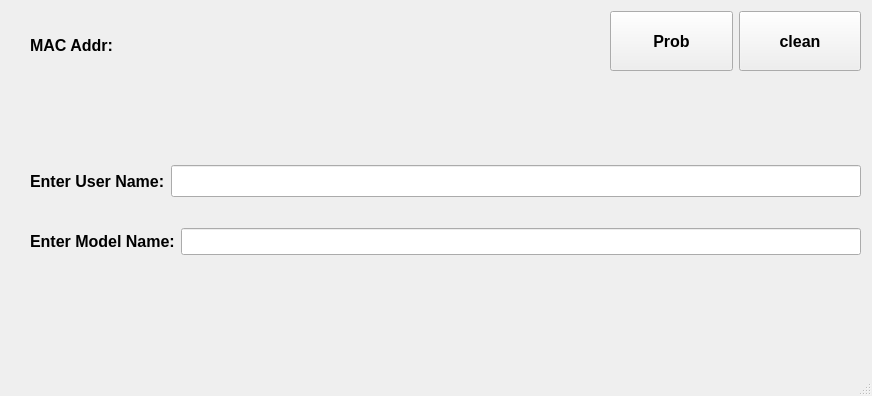
Qt form mainwindow.ui (mychuang/DeviceSearch) before a commit.
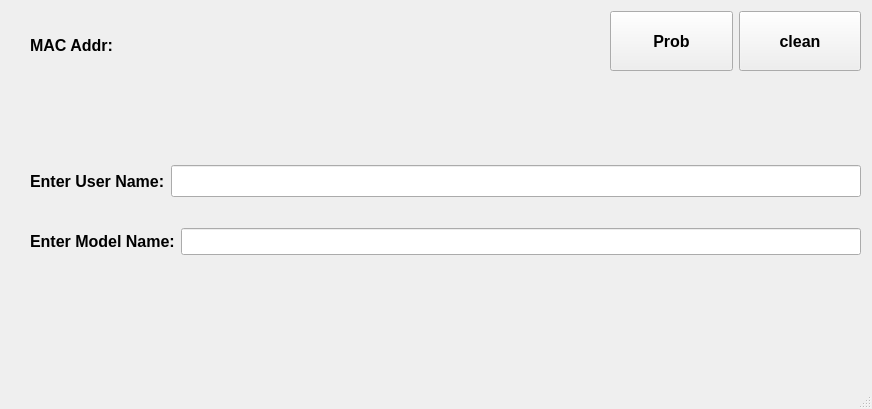
The same form after that commit.

Commit message: complete the all function and UI

What changed in the file:
```diff
--- a/mainwindow.ui
+++ b/mainwindow.ui
@@ -7,13 +7,19 @@
     <x>0</x>
     <y>0</y>
     <width>872</width>
-    <height>396</height>
+    <height>409</height>
    </rect>
   </property>
   <property name="windowTitle">
    <string>MainWindow</string>
   </property>
+  <property name="styleSheet">
+   <string notr="true">#{background: rgb(170, 255, 127)}</string>
+  </property>
   <widget class="QWidget" name="centralwidget">
+   <property name="styleSheet">
+    <string notr="true"/>
+   </property>
    <widget class="QWidget" name="horizontalLayoutWidget">
     <property name="geometry">
      <rect>
```
The commit also changes 4 other files.
